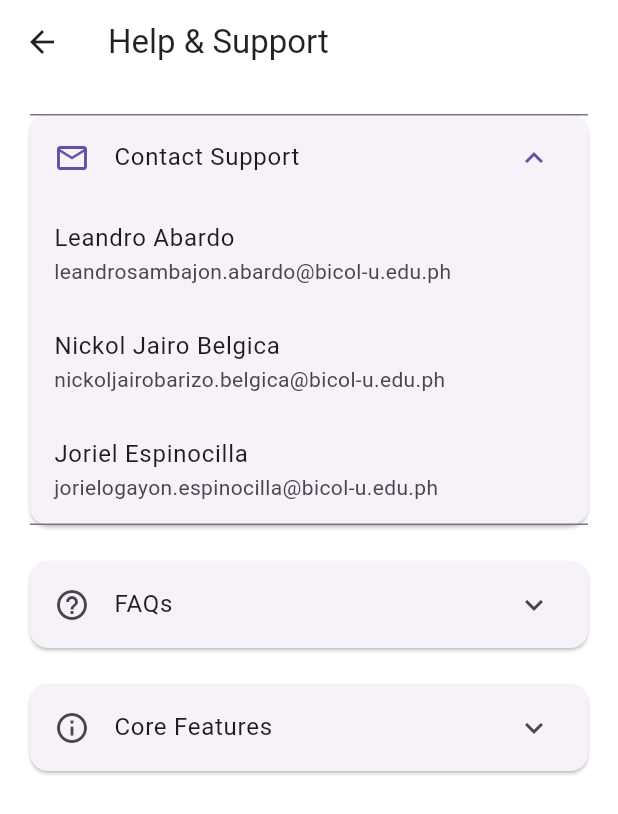
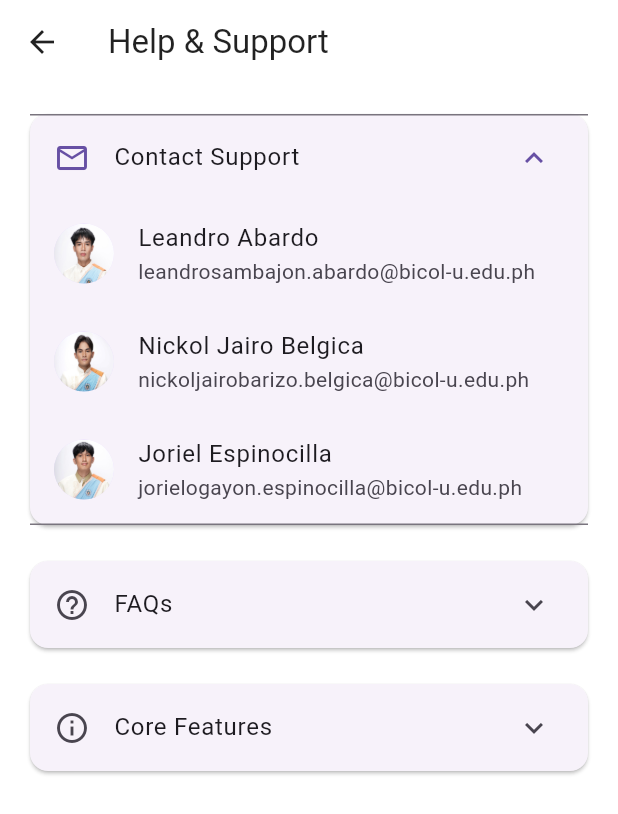
Before and after one commit to joreiruu/scamba, a Flutter app: the HelpSupportScreen screen opened directly, after a tap on "Contact Support", on a phone screen of 412 x 824 dp. Shown: the top 814 px of the screen. Run offline on Flutter 3.47's test engine with Material 3 defaults, Android fonts, the phone set to English and light mode, and no system bars; our stand-ins replace flutter_linkify, permission_handler, shared_preferences, sqflite; missing offline and left inert: flutter_sms_inbox; accounts and stored records are empty; project files that could hold a hidden picture were left out.

Commit message:
devs photos

```diff
--- a/lib/screens/help_support_screen.dart
+++ b/lib/screens/help_support_screen.dart
@@ -39,6 +39,14 @@ class HelpSupportScreen extends StatelessWidget {
               title: const Text('Contact Support'),
               children: [
                 ListTile(
+                  leading: SizedBox(
+                    width: 40,
+                    height: 40,
+                    child: CircleAvatar(
+                      backgroundImage: AssetImage('assets/images/leandro.jpg'),
+                      radius: 20,
+                    ),
+                  ),
                   title: const Text('Leandro Abardo'),
                   subtitle: const Text('leandrosambajon.abardo@bicol-u.edu.ph'),
                   onTap: () async {
@@ -54,6 +62,14 @@ class HelpSupportScreen extends StatelessWidget {
                   },
                 ),
                 ListTile(
+                  leading: SizedBox(
+                    width: 40,
+                    height: 40,
+                    child: CircleAvatar(
+                      backgroundImage: AssetImage('assets/images/nickol.jpg'),
+                      radius: 20,
+                    ),
+                  ),
                   title: const Text('Nickol Jairo Belgica'),
                   subtitle: const Text('nickoljairobarizo.belgica@bicol-u.edu.ph'),
                   onTap: () async {
@@ -69,6 +85,14 @@ class HelpSupportScreen extends StatelessWidget {
                   },
                 ),
                 ListTile(
+                  leading: SizedBox(
+                    width: 40,
+                    height: 40,
+                    child: CircleAvatar(
+                      backgroundImage: AssetImage('assets/images/joriel.jpg'),
+                      radius: 20,
+                    ),
+                  ),
                   title: const Text('Joriel Espinocilla'),
                   subtitle: const Text('jorielogayon.espinocilla@bicol-u.edu.ph'),
                   onTap: () async {
--- a/pubspec.yaml
+++ b/pubspec.yaml
@@ -79,6 +79,9 @@ flutter:
     - assets/scamba_logo.png
     - assets/app_icon.png
     - assets/warning_icon.png
+    - assets/images/leandro.jpg
+    - assets/images/nickol.jpg
+    - assets/images/joriel.jpg
 
   # Fonts
   fonts:
```
Also changed, not shown: lib/screens/message_detail_screen.dart (+50 -22 lines), assets/images/joriel.jpg (added), assets/images/leandro.jpg (added), assets/images/nickol.jpg (added).
